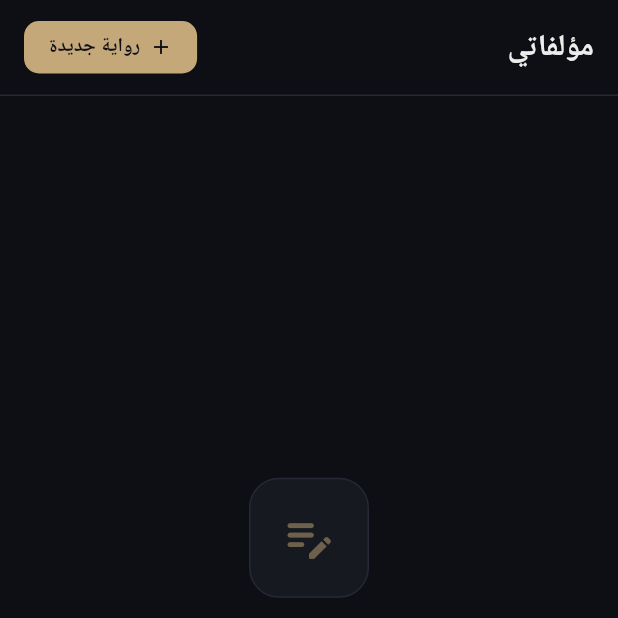
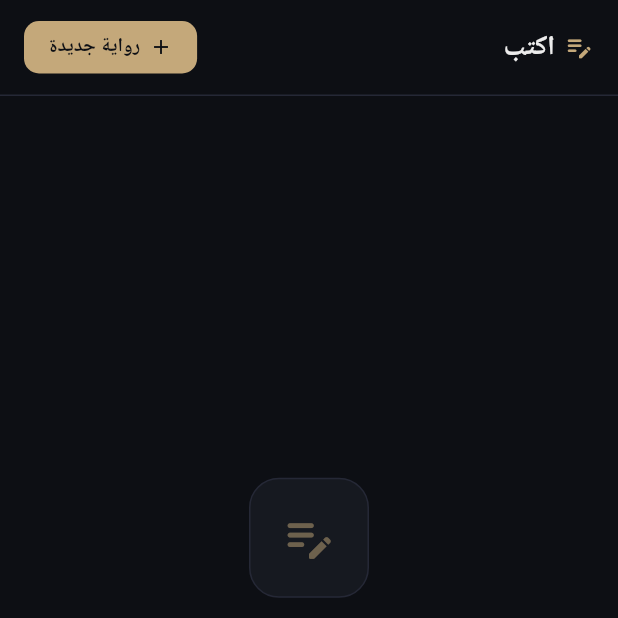
Before and after one commit to godisgreat621-sys/rawi-app, a Flutter app: the WriterScreen screen opened directly, on a phone screen of 412 x 824 dp, the top half of it. Run offline on Flutter 3.47's test engine with Material 3 defaults, Android fonts, the phone set to English and light mode, and no system bars; our stand-ins replace cached_network_image, cloud_firestore, connectivity_plus, firebase_auth, firebase_core, font_awesome_flutter and 6 more; missing offline and left inert: dart:html; accounts and stored records are empty; Roboto replaces fonts that are missing (Cairo); statements that could not run were skipped.

Commit message:
style: unify AppBar title style across writer and notifications screens
Co-Authored-By: Claude Sonnet 4.6 <noreply@anthropic.com>

```diff
--- a/lib/views/writer/writer_screen.dart
+++ b/lib/views/writer/writer_screen.dart
@@ -50,13 +50,17 @@ class _WriterScreenState extends State<WriterScreen> {
               child: Row(
                 mainAxisAlignment: MainAxisAlignment.spaceBetween,
                 children: [
-                  Text(
-                    'مؤلفاتي',
-                    style: GoogleFonts.cairo(
-                      fontSize: 20,
-                      fontWeight: FontWeight.w700,
-                      color: _textPrimary,
-                    ),
+                  Row(
+                    mainAxisSize: MainAxisSize.min,
+                    children: [
+                      const Icon(Icons.edit_note_rounded, color: _accent, size: 20),
+                      const SizedBox(width: 6),
+                      Text('اكتب',
+                          style: GoogleFonts.cairo(
+                              fontWeight: FontWeight.w700,
+                              fontSize: 18,
+                              color: _textPrimary)),
+                    ],
                   ),
                   GestureDetector(
                     onTap: () => Navigator.push(
```
Also changed, not shown: lib/views/notifications_screen.dart (+12 -5 lines).
